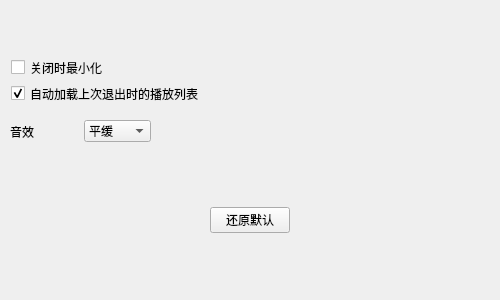
Before: the Qt Designer form src/settingwindow.ui in Remaker01/TinyPlayer, drawn with Qt 5.
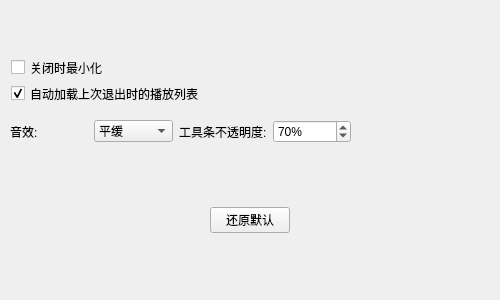
After: the same form once the commit is applied.

Commit message: 线上音乐插入列表后显示名称；工具条取代菜单

```diff
--- a/src/settingwindow.ui
+++ b/src/settingwindow.ui
@@ -110,7 +110,7 @@
     <rect>
      <x>10</x>
      <y>110</y>
-     <width>141</width>
+     <width>341</width>
      <height>43</height>
     </rect>
    </property>
@@ -118,7 +118,7 @@
     <item>
      <widget class="QLabel" name="label">
       <property name="text">
-       <string>音效</string>
+       <string>音效:</string>
       </property>
      </widget>
     </item>
@@ -166,6 +166,29 @@
       </item>
      </widget>
     </item>
+    <item>
+     <widget class="QLabel" name="label_2">
+      <property name="text">
+       <string>工具条不透明度:</string>
+      </property>
+     </widget>
+    </item>
+    <item>
+     <widget class="QSpinBox" name="spinBox">
+      <property name="suffix">
+       <string>%</string>
+      </property>
+      <property name="minimum">
+       <number>30</number>
+      </property>
+      <property name="maximum">
+       <number>100</number>
+      </property>
+      <property name="value">
+       <number>70</number>
+      </property>
+     </widget>
+    </item>
    </layout>
   </widget>
  </widget>
```
The commit also changes 18 other files.
